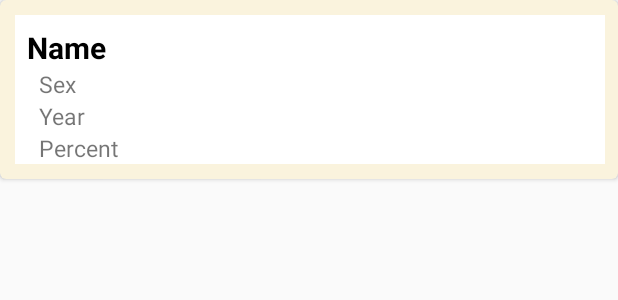
After one commit to mitchellkottke/SoftwareEngineeringFinal, an Android app: the layout activity_example_item.xml on its own in the app's theme, with its tools: preview values and no code run, on a phone screen of 412 x 824 dp. The commit adds this screen. Shown: the top 300 px of the screen. Run offline under Robolectric (Android 15) with nearby library versions, the phone set to English and light mode, and no system bars; network calls fail.

Commit message:
initial startup for getting liked names per user

```diff
--- a/android_stuff/app/build.gradle
+++ b/android_stuff/app/build.gradle
@@ -32,6 +32,7 @@ dependencies {
     implementation 'com.android.support:support-media-compat:28.0.0'
     implementation 'com.android.support:support-v4:28.0.0'
     implementation 'com.android.support.constraint:constraint-layout:1.1.3'
+    implementation 'com.android.support:cardview-v7:28.0.0'
 
     /*
     navigation menu
--- a/android_stuff/app/src/main/res/layout/activity_create_new_user.xml
+++ b/android_stuff/app/src/main/res/layout/activity_create_new_user.xml
@@ -45,7 +45,7 @@
         android:layout_marginTop="50dp"
         android:layout_marginEnd="162dp"
         android:layout_marginBottom="328dp"
-        android:background="@color/colorYellow"
+        android:background="@drawable/button_round"
         android:onClick="switchToMainPage"
         android:text="Create New User"
         android:textColor="@color/colorBlack"
--- /dev/null
+++ b/android_stuff/app/src/main/res/layout/activity_example_item.xml
@@ -0,0 +1,59 @@
+<?xml version="1.0" encoding="utf-8"?>
+<android.support.v7.widget.CardView xmlns:android="http://schemas.android.com/apk/res/android"
+    xmlns:app="http://schemas.android.com/apk/res-auto"
+    android:layout_width="match_parent"
+    android:layout_height="wrap_content"
+    android:layout_marginBottom="4dp"
+    app:cardBackgroundColor="@color/colorYellow"
+    app:cardCornerRadius="4dp">
+
+    <RelativeLayout
+        android:layout_width="393dp"
+        android:layout_height="wrap_content"
+        android:layout_margin="10dp"
+        android:layout_marginTop="56dp"
+        android:layout_marginEnd="10dp"
+        android:background="@color/white">
+
+        <TextView
+            android:id="@+id/textViewName"
+            android:layout_width="wrap_content"
+            android:layout_height="wrap_content"
+            android:layout_alignParentTop="true"
+            android:layout_marginStart="8dp"
+            android:layout_marginTop="8dp"
+            android:text="Name"
+            android:textColor="@android:color/black"
+            android:textSize="20sp"
+            android:textStyle="bold" />
+
+        <TextView
+            android:id="@+id/textViewSex"
+            android:layout_width="wrap_content"
+            android:layout_height="wrap_content"
+            android:layout_below="@+id/textViewName"
+            android:layout_marginStart="16dp"
+            android:text="Sex"
+            android:textSize="15sp" />
+
+        <TextView
+            android:id="@+id/textViewYear"
+            android:layout_width="wrap_content"
+            android:layout_height="wrap_content"
+            android:layout_below="@+id/textViewSex"
+            android:layout_marginStart="16dp"
+            android:text="Year"
+            android:textSize="15sp" />
+
+        <TextView
+            android:id="@+id/textViewPercent"
+            android:layout_width="wrap_content"
+            android:layout_height="wrap_content"
+            android:layout_below="@+id/textViewYear"
+            android:layout_marginStart="16dp"
+            android:text="Percent"
+            android:textSize="15sp" />
+
+    </RelativeLayout>
+
+</android.support.v7.widget.CardView>
```
Also changed, not shown: android_stuff/app/src/main/AndroidManifest.xml (+24 -22 lines), android_stuff/app/src/main/java/com/example/sasha/finalsoftware/ExampleAdapter.java (added, +85 -0 lines), android_stuff/app/src/main/java/com/example/sasha/finalsoftware/ExampleItem.java (added, +31 -0 lines), android_stuff/app/src/main/java/com/example/sasha/finalsoftware/LikedNames.java (+90 -5 lines), 1 other file.
